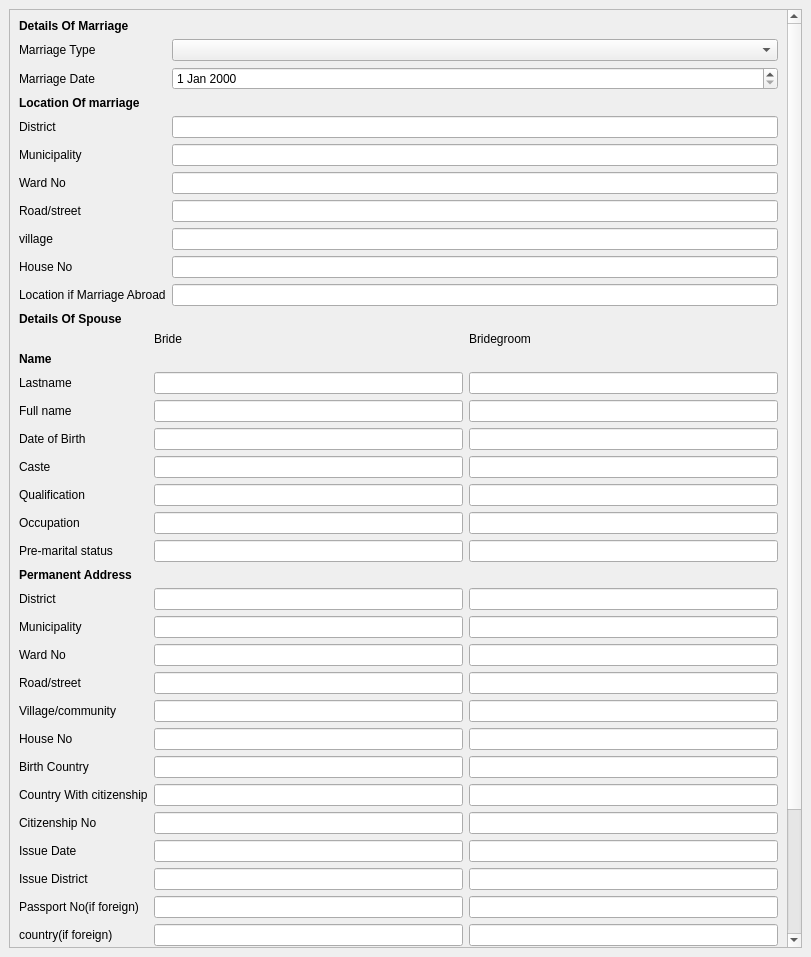
Above: Smartward/marriage.ui from cygnus55/smartward before the change. Below: the same form after it.
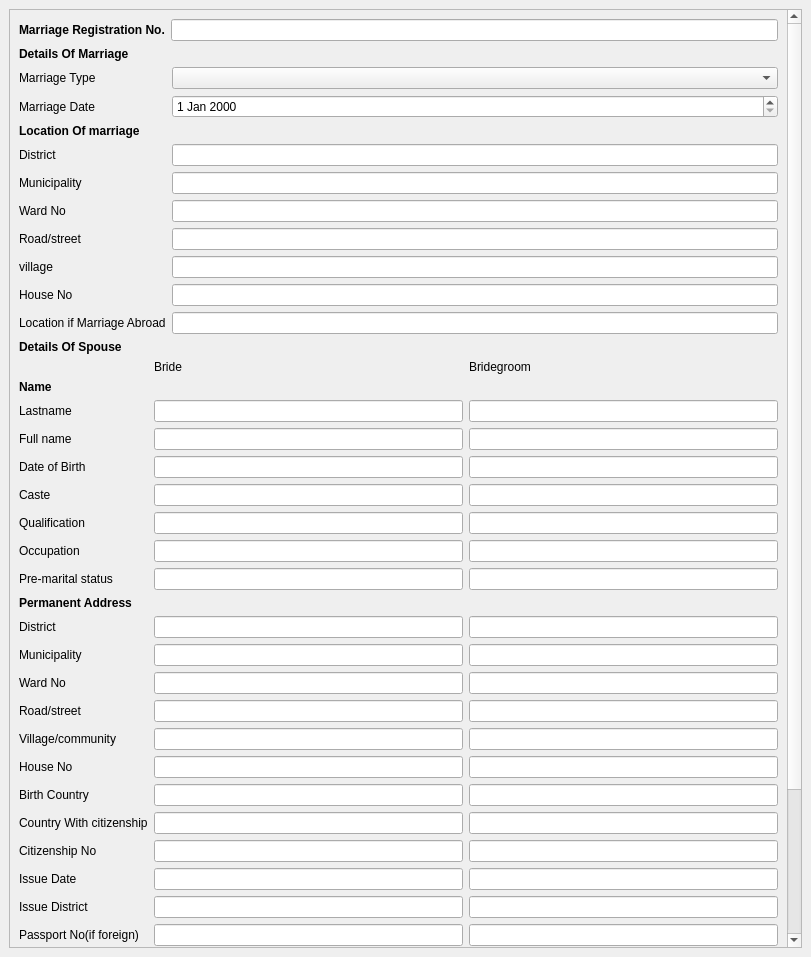
That is the form after the change.

Commit message: Marriage Registration store to database

The edit to the form file:
```diff
--- a/Smartward/marriage.ui
+++ b/Smartward/marriage.ui
@@ -14,8 +14,8 @@
    <string>Marriage Form</string>
   </property>
   <widget class="QWidget" name="centralwidget">
-   <layout class="QGridLayout" name="gridLayout">
-    <item row="1" column="0">
+   <layout class="QHBoxLayout" name="horizontalLayout_2">
+    <item>
      <widget class="QScrollArea" name="scrollArea">
       <property name="widgetResizable">
        <bool>true</bool>
@@ -24,20 +24,20 @@
        <property name="geometry">
         <rect>
          <x>0</x>
-         <y>-324</y>
+         <y>0</y>
          <width>777</width>
-         <height>1261</height>
+         <height>1294</height>
         </rect>
        </property>
        <layout class="QGridLayout" name="gridLayout_2">
-        <item row="0" column="0">
+        <item row="3" column="0">
          <widget class="QLabel" name="label">
           <property name="text">
            <string>&lt;b&gt;Details Of Marriage&lt;/b&gt;</string>
           </property>
          </widget>
         </item>
-        <item row="1" column="0">
+        <item row="4" column="0">
          <layout class="QFormLayout" name="formLayout">
           <item row="0" column="0">
            <widget class="QLabel" name="marriageTypeLabel">
@@ -142,7 +142,7 @@
           </item>
          </layout>
         </item>
-        <item row="3" column="0">
+        <item row="6" column="0">
          <layout class="QFormLayout" name="formLayout_2">
           <item row="0" column="1">
            <layout class="QHBoxLayout" name="horizontalLayout_3">
@@ -606,13 +606,27 @@
           </item>
          </layout>
         </item>
-        <item row="2" column="0">
+        <item row="5" column="0">
          <widget class="QLabel" name="label_6">
           <property name="text">
            <string>&lt;b&gt;Details Of Spouse&lt;/b&gt;</string>
           </property>
          </widget>
         </item>
+        <item row="0" column="0">
+         <layout class="QFormLayout" name="formLayout_3">
+          <item row="0" column="0">
+           <widget class="QLabel" name="marriageRegistrationNoLabel">
+            <property name="text">
+             <string>&lt;b&gt;Marriage Registration No.&lt;/b&gt;</string>
+            </property>
+           </widget>
+          </item>
+          <item row="0" column="1">
+           <widget class="QLineEdit" name="marriageRegistrationNoLineEdit"/>
+          </item>
+         </layout>
+        </item>
        </layout>
       </widget>
      </widget>
```
The commit also changes 8 other files.
